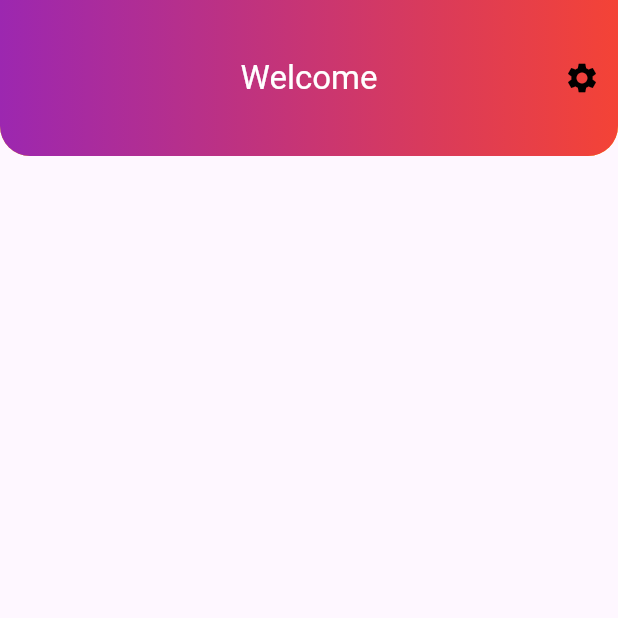
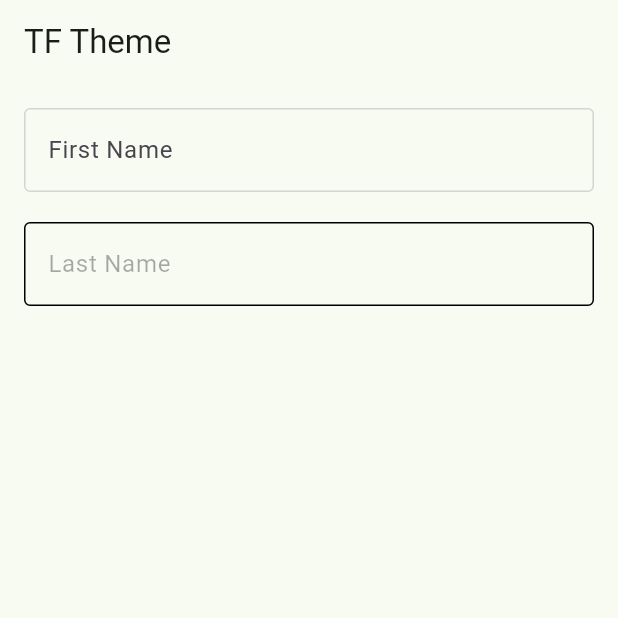
Before and after one commit to abidroid/theme_playground, a Flutter app: the screen it shows after launch, on a phone screen of 412 x 824 dp, the top half of it. Run offline on Flutter 3.47's test engine with Material 3 defaults, Android fonts, the phone set to English and light mode, and no system bars.

Commit message:
screen 2 local input theme for text form fields

```diff
--- a/lib/main.dart
+++ b/lib/main.dart
@@ -1,6 +1,7 @@
 import 'package:flutter/material.dart';
 import 'package:theme_playground/config/app_theme.dart';
 import 'package:theme_playground/screens/first_screen.dart';
+import 'package:theme_playground/screens/second_screen.dart';
 
 void main() {
   runApp(const MyApp());
@@ -14,10 +15,10 @@ class MyApp extends StatelessWidget {
   Widget build(BuildContext context) {
     return MaterialApp(
       title: 'Flutter Demo',
-      themeMode: ThemeMode.dark,
+      themeMode: ThemeMode.light,
       theme: AppTheme.light,
       darkTheme: AppTheme.dark,
-      home: const FirstScreen(),
+      home: const SecondScreen(),
     );
   }
 }
--- /dev/null
+++ b/lib/screens/second_screen.dart
@@ -0,0 +1,73 @@
+import 'package:flutter/material.dart';
+
+class SecondScreen extends StatefulWidget {
+  const SecondScreen({super.key});
+
+  @override
+  State<SecondScreen> createState() => _SecondScreenState();
+}
+
+class _SecondScreenState extends State<SecondScreen> {
+  @override
+  Widget build(BuildContext context) {
+    return Scaffold(
+      appBar: AppBar(
+        title: const Text('TF Theme'),
+      ),
+      body: Padding(
+        padding: const EdgeInsets.all(16.0),
+        child: Theme(
+          data: ThemeData(
+            inputDecorationTheme: InputDecorationTheme(
+              floatingLabelBehavior: FloatingLabelBehavior.auto,
+              border: OutlineInputBorder(
+                  borderSide: BorderSide(
+                    color: Colors.grey.withOpacity(0.4),
+                    width: 1,
+                  ),
+                  borderRadius: const BorderRadius.all(Radius.circular(4.0))),
+              focusedBorder: const OutlineInputBorder(
+                  borderSide: BorderSide(
+                    color: Color(0xff1872E9),
+                    width: 2,
+                  ),
+                  borderRadius: BorderRadius.all(Radius.circular(4.0))),
+              enabledBorder: OutlineInputBorder(
+                borderSide: BorderSide(color: Colors.grey.withOpacity(0.4), width: 1.0),
+                borderRadius: const BorderRadius.all(Radius.circular(4.0)),
+              ),
+              errorBorder: const OutlineInputBorder(
+                borderSide: BorderSide(color: Colors.red, width: 2.0),
+                borderRadius: BorderRadius.all(Radius.circular(4.0)),
+              ),
+              focusedErrorBorder: const OutlineInputBorder(
+                borderSide: BorderSide(color: Colors.red, width: 2.0),
+                borderRadius: BorderRadius.all(Radius.circular(4.0)),
+              ),
+              disabledBorder: const OutlineInputBorder(
+                borderSide: BorderSide(color: Colors.black, width: 1.0),
+                borderRadius: BorderRadius.all(Radius.circular(4.0)),
+              ),
+            ),
+          ),
+          child: Column(
+            children: [
+              TextFormField(
+                decoration: const InputDecoration(
+                  labelText: 'First Name',
+                ),
+              ),
+              const SizedBox(height: 20),
+              TextFormField(
+                enabled: false,
+                decoration: const InputDecoration(
+                  labelText: 'Last Name',
+                ),
+              ),
+            ],
+          ),
+        ),
+      ),
+    );
+  }
+}
```
